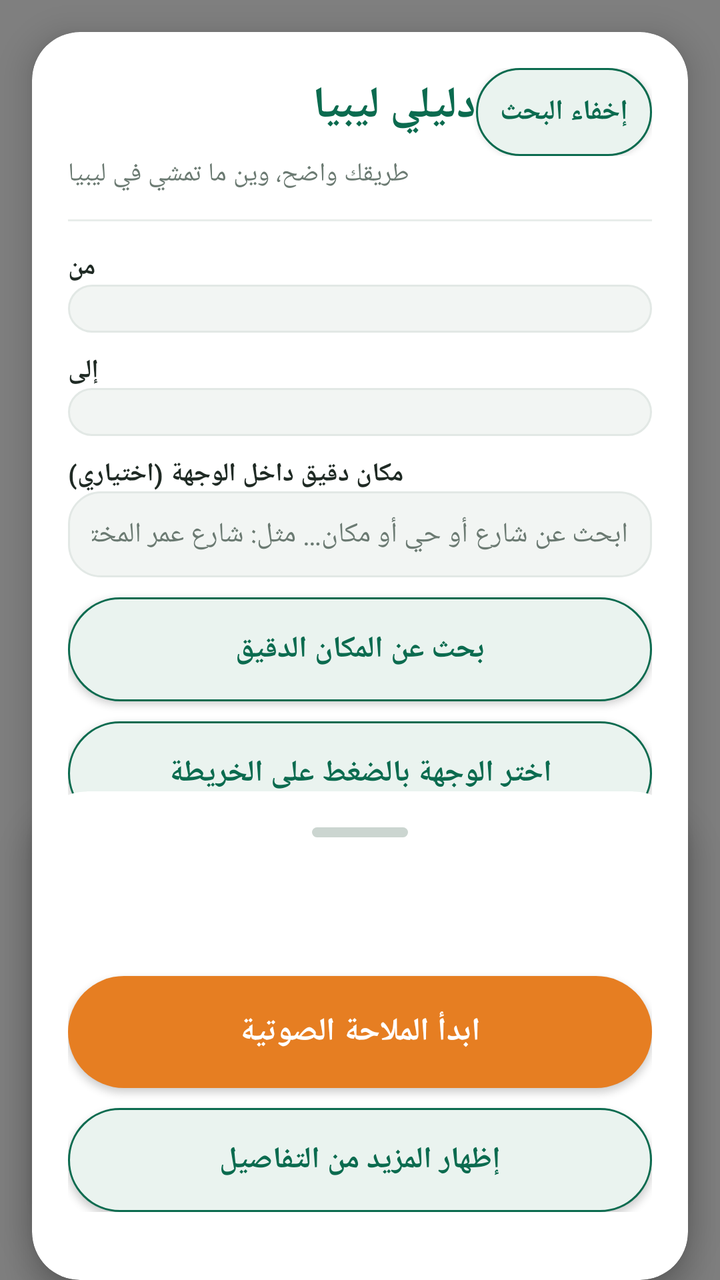
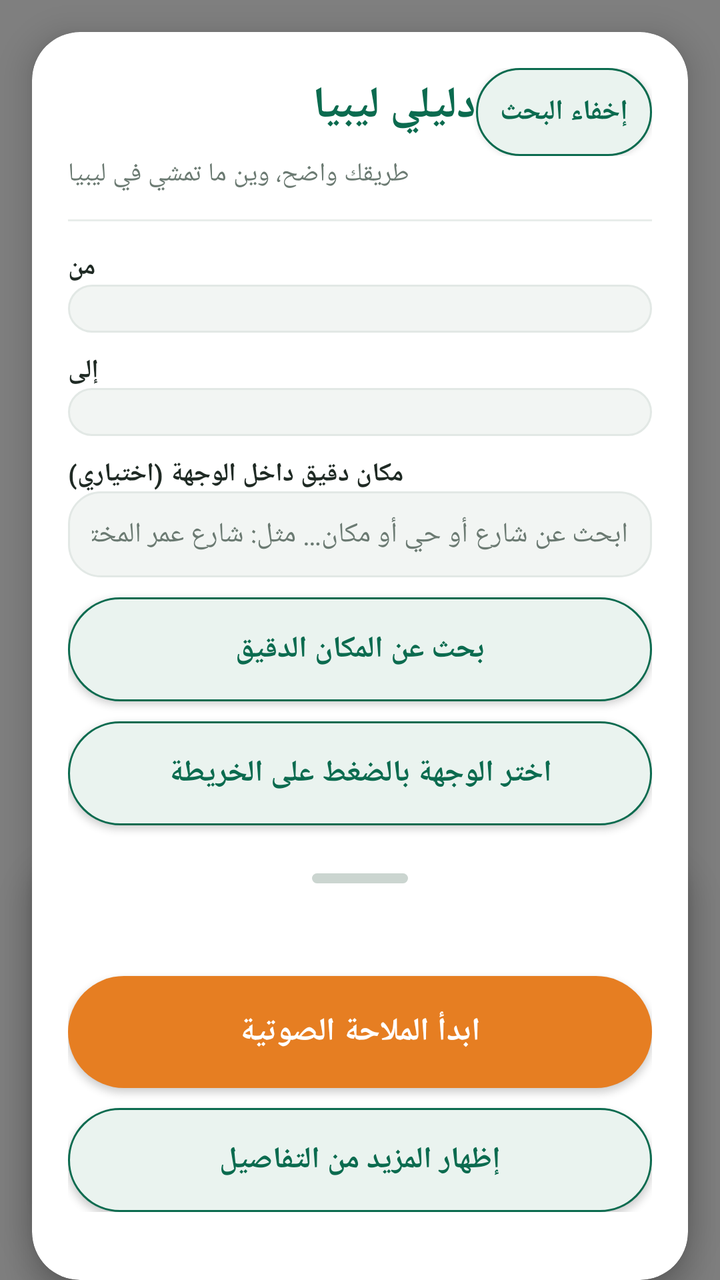

The first picture is an Android layout as it rendered before a commit; the second is the same layout after the commit. The layout source and the unified diff follow.
<!-- AndroidManifest.xml: application theme Theme.DaliliLibya -->
<!-- res/layout/activity_main.xml -->
<?xml version="1.0" encoding="utf-8"?>
<FrameLayout xmlns:android="http://schemas.android.com/apk/res/android"
    xmlns:app="http://schemas.android.com/apk/res-auto"
    android:layout_width="match_parent"
    android:layout_height="match_parent"
    android:background="#EAF0EC">

    
    <WebView
        android:id="@+id/webView"
        android:layout_width="match_parent"
        android:layout_height="match_parent" />

    
    <com.google.android.material.card.MaterialCardView
        android:id="@+id/topCard"
        android:layout_width="match_parent"
        android:layout_height="wrap_content"
        android:layout_gravity="top"
        android:layout_marginStart="16dp"
        android:layout_marginTop="16dp"
        android:layout_marginEnd="16dp"
        app:cardBackgroundColor="#FFFFFF"
        app:cardCornerRadius="24dp"
        app:cardElevation="10dp">

        <LinearLayout
            android:layout_width="match_parent"
            android:layout_height="wrap_content"
            android:orientation="vertical"
            android:padding="18dp">

            <LinearLayout
                android:layout_width="match_parent"
                android:layout_height="wrap_content"
                android:orientation="horizontal">

                <TextView
                    android:layout_width="0dp"
                    android:layout_height="wrap_content"
                    android:layout_weight="1"
                    android:text="@string/app_name"
                    android:textColor="#0B6B4F"
                    android:textSize="22sp"
                    android:textStyle="bold" />

                <androidx.appcompat.widget.AppCompatButton
                    android:id="@+id/buttonToggleSearch"
                    android:layout_width="wrap_content"
                    android:layout_height="44dp"
                    android:background="@drawable/btn_secondary_pill"
                    android:text="إخفاء البحث"
                    android:textColor="#0B6B4F"
                    android:textSize="14sp"
                    android:textStyle="bold" />

            </LinearLayout>

            <LinearLayout
                android:id="@+id/topDetails"
                android:layout_width="match_parent"
                android:layout_height="wrap_content"
                android:orientation="vertical">

            <TextView
                android:layout_width="wrap_content"
                android:layout_height="wrap_content"
                android:text="@string/slogan"
                android:textColor="#6B7A72"
                android:textSize="13sp" />

            <View
                android:layout_width="match_parent"
                android:layout_height="1dp"
                android:layout_marginTop="14dp"
                android:background="#E8EDEA" />

            <TextView
                android:layout_width="wrap_content"
                android:layout_height="wrap_content"
                android:layout_marginTop="14dp"
                android:text="@string/from_label"
                android:textColor="#1F2A24"
                android:textSize="13sp"
                android:textStyle="bold" />

            <Spinner
                android:id="@+id/spinnerFrom"
                android:layout_width="match_parent"
                android:layout_height="wrap_content"
                android:background="@drawable/input_pill"
                android:padding="12dp" />

            <TextView
                android:layout_width="wrap_content"
                android:layout_height="wrap_content"
                android:layout_marginTop="10dp"
                android:text="@string/to_label"
                android:textColor="#1F2A24"
                android:textSize="13sp"
                android:textStyle="bold" />

            <Spinner
                android:id="@+id/spinnerTo"
                android:layout_width="match_parent"
                android:layout_height="wrap_content"
                android:background="@drawable/input_pill"
                android:padding="12dp" />

            <TextView
                android:layout_width="wrap_content"
                android:layout_height="wrap_content"
                android:layout_marginTop="10dp"
                android:text="مكان دقيق داخل الوجهة (اختياري)"
                android:textColor="#1F2A24"
                android:textSize="13sp"
                android:textStyle="bold" />

            <EditText
                android:id="@+id/editDestinationSearch"
                android:layout_width="match_parent"
                android:layout_height="wrap_content"
                android:background="@drawable/input_pill"
                android:hint="ابحث عن شارع أو حي أو مكان… مثل: شارع عمر المختار، طرابلس"
                android:inputType="text"
                android:padding="12dp"
                android:textColor="#1F2A24"
                android:textColorHint="#6B7A72"
                android:textSize="14sp" />

            <androidx.appcompat.widget.AppCompatButton
                android:id="@+id/buttonSearchDestination"
                android:layout_width="match_parent"
                android:layout_height="52dp"
                android:layout_marginTop="10dp"
                android:background="@drawable/btn_secondary_pill"
                android:text="بحث عن المكان الدقيق"
                android:textColor="#0B6B4F"
                android:textSize="15sp"
                android:textStyle="bold" />

            <androidx.appcompat.widget.AppCompatButton
                android:id="@+id/buttonPickDestination"
                android:layout_width="match_parent"
                android:layout_height="52dp"
                android:layout_marginTop="10dp"
                android:background="@drawable/btn_secondary_pill"
                android:text="اختر الوجهة بالضغط على الخريطة"
                android:textColor="#0B6B4F"
                android:textSize="15sp"
                android:textStyle="bold" />

            <TextView
                android:layout_width="wrap_content"
                android:layout_height="wrap_content"
                android:layout_marginTop="12dp"
                android:text="وسيلة التنقل"
                android:textColor="#0B6B4F"
                android:textSize="13sp"
                android:textStyle="bold" />

            <LinearLayout
                android:layout_width="match_parent"
                android:layout_height="wrap_content"
                android:layout_marginTop="6dp"
                android:orientation="horizontal">

                <androidx.appcompat.widget.AppCompatButton
                    android:id="@+id/buttonModeCar"
                    android:layout_width="0dp"
                    android:layout_height="48dp"
                    android:layout_weight="1"
                    android:background="@drawable/btn_primary_pill"
                    android:text="سيارة"
                    android:textColor="#FFFFFF"
                    android:textSize="15sp"
                    android:textStyle="bold" />

                <androidx.appcompat.widget.AppCompatButton
                    android:id="@+id/buttonModeBike"
                    android:layout_width="0dp"
                    android:layout_height="48dp"
                    android:layout_marginStart="8dp"
                    android:layout_weight="1"
                    android:background="@drawable/btn_secondary_pill"
                    android:text="دراجة"
                    android:textColor="#0B6B4F"
                    android:textSize="15sp"
                    android:textStyle="bold" />

                <androidx.appcompat.widget.AppCompatButton
                    android:id="@+id/buttonModeFoot"
                    android:layout_width="0dp"
                    android:layout_height="48dp"
                    android:layout_marginStart="8dp"
                    android:layout_weight="1"
                    android:background="@drawable/btn_secondary_pill"
                    android:text="مشي"
                    android:textColor="#0B6B4F"
                    android:textSize="15sp"
                    android:textStyle="bold" />

            </LinearLayout>

            <LinearLayout
                android:layout_width="match_parent"
                android:layout_height="wrap_content"
                android:layout_marginTop="14dp"
                android:orientation="horizontal">

                <androidx.appcompat.widget.AppCompatButton
                    android:id="@+id/buttonFind"
                    android:layout_width="0dp"
                    android:layout_height="56dp"
                    android:layout_weight="1"
                    android:background="@drawable/btn_primary_pill"
                    android:text="@string/find_routes"
                    android:textColor="#FFFFFF"
                    android:textSize="16sp"
                    android:textStyle="bold" />

                <androidx.appcompat.widget.AppCompatButton
                    android:id="@+id/buttonSwap"
                    android:layout_width="wrap_content"
                    android:layout_height="56dp"
                    android:layout_marginStart="10dp"
                    android:background="@drawable/btn_secondary_pill"
                    android:text="تبديل"
                    android:textColor="#0B6B4F"
                    android:textSize="15sp"
                    android:textStyle="bold" />

            </LinearLayout>

            <androidx.appcompat.widget.AppCompatButton
                android:id="@+id/buttonLocation"
                android:layout_width="match_parent"
                android:layout_height="52dp"
                android:layout_marginTop="10dp"
                android:background="@drawable/btn_secondary_pill"
                android:text="@string/my_location"
                android:textColor="#0B6B4F"
                android:textSize="15sp"
                android:textStyle="bold" />

            </LinearLayout>
        </LinearLayout>
    </com.google.android.material.card.MaterialCardView>

    
    <com.google.android.material.card.MaterialCardView
        android:id="@+id/bottomCard"
        android:layout_width="match_parent"
        android:layout_height="wrap_content"
        android:layout_gravity="bottom"
        android:layout_marginStart="16dp"
        android:layout_marginEnd="16dp"
        android:layout_marginBottom="16dp"
        app:cardBackgroundColor="#FFFFFF"
        app:cardCornerRadius="28dp"
        app:cardElevation="10dp">

        <LinearLayout
            android:layout_width="match_parent"
            android:layout_height="wrap_content"
            android:orientation="vertical"
            android:padding="18dp">

            <View
                android:layout_width="48dp"
                android:layout_height="5dp"
                android:layout_gravity="center_horizontal"
                android:layout_marginBottom="12dp"
                android:background="@drawable/handle" />

            <TextView
                android:id="@+id/textStatus"
                android:layout_width="match_parent"
                android:layout_height="wrap_content"
                android:textColor="#0B6B4F"
                android:textSize="15sp"
                android:textStyle="bold" />

            <TextView
                android:id="@+id/textRoutes"
                android:layout_width="match_parent"
                android:layout_height="wrap_content"
                android:textColor="#1F2A24"
                android:textSize="14sp"
                android:paddingTop="4dp" />

            <androidx.appcompat.widget.AppCompatButton
                android:id="@+id/buttonVoice"
                android:layout_width="match_parent"
                android:layout_height="56dp"
                android:layout_marginTop="14dp"
                android:background="@drawable/btn_accent_pill"
                android:text="@string/voice_nav"
                android:textColor="#FFFFFF"
                android:textSize="16sp"
                android:textStyle="bold" />

            <androidx.appcompat.widget.AppCompatButton
                android:id="@+id/buttonToggleDetails"
                android:layout_width="match_parent"
                android:layout_height="52dp"
                android:layout_marginTop="10dp"
                android:background="@drawable/btn_secondary_pill"
                android:text="إظهار المزيد من التفاصيل"
                android:textColor="#0B6B4F"
                android:textSize="15sp"
                android:textStyle="bold" />

            <ScrollView
                android:id="@+id/scrollDetails"
                android:layout_width="match_parent"
                android:layout_height="160dp"
                android:layout_marginTop="10dp"
                android:visibility="gone">

                <LinearLayout
                    android:layout_width="match_parent"
                    android:layout_height="wrap_content"
                    android:orientation="vertical">

                    <androidx.appcompat.widget.AppCompatButton
                        android:id="@+id/buttonNextRoute"
                        android:layout_width="match_parent"
                        android:layout_height="52dp"
                        android:background="@drawable/btn_secondary_pill"
                        android:text="عرض المسار التالي على الخريطة"
                        android:textColor="#0B6B4F"
                        android:textSize="15sp"
                        android:textStyle="bold" />

                    <androidx.appcompat.widget.AppCompatButton
                        android:id="@+id/button3d"
                        android:layout_width="match_parent"
                        android:layout_height="52dp"
                        android:layout_marginTop="10dp"
                        android:background="@drawable/btn_secondary_pill"
                        android:text="@string/toggle_3d"
                        android:textColor="#0B6B4F"
                        android:textSize="15sp"
                        android:textStyle="bold" />

                    <androidx.appcompat.widget.AppCompatButton
                        android:id="@+id/buttonSatellite"
                        android:layout_width="match_parent"
                        android:layout_height="52dp"
                        android:layout_marginTop="10dp"
                        android:background="@drawable/btn_secondary_pill"
                        android:text="خريطة القمر الصناعي"
                        android:textColor="#0B6B4F"
                        android:textSize="15sp"
                        android:textStyle="bold" />

                    <androidx.appcompat.widget.AppCompatButton
                        android:id="@+id/buttonDarkMap"
                        android:layout_width="match_parent"
                        android:layout_height="52dp"
                        android:layout_marginTop="10dp"
                        android:background="@drawable/btn_secondary_pill"
                        android:text="خريطة داكنة"
                        android:textColor="#0B6B4F"
                        android:textSize="15sp"
                        android:textStyle="bold" />

                    <androidx.appcompat.widget.AppCompatButton
                        android:id="@+id/buttonTopoMap"
                        android:layout_width="match_parent"
                        android:layout_height="52dp"
                        android:layout_marginTop="10dp"
                        android:background="@drawable/btn_secondary_pill"
                        android:text="خريطة التضاريس"
                        android:textColor="#0B6B4F"
                        android:textSize="15sp"
                        android:textStyle="bold" />

                    <androidx.appcompat.widget.AppCompatButton
                        android:id="@+id/buttonShowRoute"
                        android:layout_width="match_parent"
                        android:layout_height="52dp"
                        android:layout_marginTop="10dp"
                        android:background="@drawable/btn_secondary_pill"
                        android:text="عرض المسار كاملًا على الخريطة"
                        android:textColor="#0B6B4F"
                        android:textSize="15sp"
                        android:textStyle="bold" />

                    <androidx.appcompat.widget.AppCompatButton
                        android:id="@+id/buttonReloadMap"
                        android:layout_width="match_parent"
                        android:layout_height="52dp"
                        android:layout_marginTop="10dp"
                        android:background="@drawable/btn_secondary_pill"
                        android:text="إعادة تحميل الخريطة"
                        android:textColor="#0B6B4F"
                        android:textSize="15sp"
                        android:textStyle="bold" />

                    <TextView
                        android:layout_width="match_parent"
                        android:layout_height="wrap_content"
                        android:layout_marginTop="16dp"
                        android:text="استهلاك الوقود (لتر / 100 كم)"
                        android:textColor="#0B6B4F"
                        android:textSize="13sp"
                        android:textStyle="bold" />

                    <EditText
                        android:id="@+id/editConsumption"
                        android:layout_width="match_parent"
                        android:layout_height="wrap_content"
                        android:background="@drawable/input_pill"
                        android:inputType="numberDecimal"
                        android:padding="12dp"
                        android:text="8" />

                    <TextView
                        android:layout_width="match_parent"
                        android:layout_height="wrap_content"
                        android:layout_marginTop="10dp"
                        android:text="سعر اللتر التقديري (دينار)"
                        android:textColor="#0B6B4F"
                        android:textSize="13sp"
                        android:textStyle="bold" />

                    <EditText
                        android:id="@+id/editFuelPrice"
                        android:layout_width="match_parent"
                        android:layout_height="wrap_content"
                        android:background="@drawable/input_pill"
                        android:inputType="numberDecimal"
                        android:padding="12dp"
                        android:text="0.15" />

                    <TextView
                        android:layout_width="match_parent"
                        android:layout_height="wrap_content"
                        android:text="@string/fuel_note"
                        android:textColor="#6B7A72"
                        android:textSize="12sp" />

                    <androidx.appcompat.widget.AppCompatButton
                        android:id="@+id/buttonFuel"
                        android:layout_width="match_parent"
                        android:layout_height="52dp"
                        android:layout_marginTop="10dp"
                        android:background="@drawable/btn_secondary_pill"
                        android:text="محطات وقود على طول المسار"
                        android:textColor="#0B6B4F"
                        android:textSize="15sp"
                        android:textStyle="bold" />

                    <TextView
                        android:id="@+id/textFuel"
                        android:layout_width="match_parent"
                        android:layout_height="wrap_content"
                        android:textColor="#1F2A24"
                        android:textSize="13sp"
                        android:paddingTop="8dp" />

                    <TextView
                        android:layout_width="match_parent"
                        android:layout_height="wrap_content"
                        android:text="@string/time_preview"
                        android:textColor="#0B6B4F"
                        android:layout_marginTop="16dp"
                        android:textSize="13sp"
                        android:textStyle="bold" />

                    <SeekBar
                        android:id="@+id/seekPreview"
                        android:layout_width="match_parent"
                        android:layout_height="wrap_content"
                        android:max="100" />

                    <androidx.appcompat.widget.AppCompatButton
                        android:id="@+id/buttonPreviewAnim"
                        android:layout_width="match_parent"
                        android:layout_height="52dp"
                        android:background="@drawable/btn_secondary_pill"
                        android:text="تشغيل معاينة الرحلة المتحركة"
                        android:textColor="#0B6B4F"
                        android:textSize="15sp"
                        android:textStyle="bold" />

                    <TextView
                        android:layout_width="match_parent"
                        android:layout_height="wrap_content"
                        android:text="@string/report_label"
                        android:textColor="#0B6B4F"
                        android:layout_marginTop="16dp"
                        android:textSize="13sp"
                        android:textStyle="bold" />

                    <Spinner
                        android:id="@+id/spinnerReportType"
                        android:layout_width="match_parent"
                        android:layout_height="wrap_content"
                        android:background="@drawable/input_pill"
                        android:padding="12dp" />

                    <androidx.appcompat.widget.AppCompatButton
                        android:id="@+id/buttonReport"
                        android:layout_width="match_parent"
                        android:layout_height="52dp"
                        android:layout_marginTop="10dp"
                        android:background="@drawable/btn_secondary_pill"
                        android:text="@string/add_report"
                        android:textColor="#0B6B4F"
                        android:textSize="15sp"
                        android:textStyle="bold" />

                    <TextView
                        android:id="@+id/textReports"
                        android:layout_width="match_parent"
                        android:layout_height="wrap_content"
                        android:textColor="#1F2A24"
                        android:textSize="13sp"
                        android:paddingTop="8dp" />

                    <TextView
                        android:layout_width="match_parent"
                        android:layout_height="wrap_content"
                        android:text="@string/traffic_warning"
                        android:textColor="#6B7A72"
                        android:textSize="11sp"
                        android:paddingTop="14dp" />

                    <TextView
                        android:layout_width="match_parent"
                        android:layout_height="wrap_content"
                        android:text="@string/safety_note"
                        android:textColor="#6B7A72"
                        android:textSize="11sp"
                        android:paddingBottom="8dp" />

                </LinearLayout>
            </ScrollView>
        </LinearLayout>
    </com.google.android.material.card.MaterialCardView>
    
    <com.google.android.material.card.MaterialCardView
        android:id="@+id/navBar"
        android:layout_width="match_parent"
        android:layout_height="wrap_content"
        android:layout_gravity="top"
        android:layout_marginStart="16dp"
        android:layout_marginTop="16dp"
        android:layout_marginEnd="16dp"
        android:visibility="gone"
        app:cardBackgroundColor="#0B6B4F"
        app:cardCornerRadius="20dp"
        app:cardElevation="10dp">

        <LinearLayout
            android:layout_width="match_parent"
            android:layout_height="wrap_content"
            android:orientation="vertical"
            android:padding="16dp">

            <LinearLayout
                android:layout_width="match_parent"
                android:layout_height="wrap_content"
                android:gravity="center_vertical"
                android:orientation="horizontal">

                <TextView
                    android:id="@+id/textNavStep"
                    android:layout_width="0dp"
                    android:layout_height="wrap_content"
                    android:layout_weight="1"
                    android:text="ابدأ الرحلة"
                    android:textColor="#FFFFFF"
                    android:textSize="20sp"
                    android:textStyle="bold" />

                <androidx.appcompat.widget.AppCompatButton
                    android:id="@+id/buttonNavStop"
                    android:layout_width="wrap_content"
                    android:layout_height="48dp"
                    android:background="@android:color/transparent"
                    android:text="إيقاف"
                    android:textColor="#FFFFFF"
                    android:textSize="16sp" />
            </LinearLayout>

            <TextView
                android:id="@+id/textNavNext"
                android:layout_width="match_parent"
                android:layout_height="wrap_content"
                android:layout_marginTop="6dp"
                android:textColor="#FFFFFF"
                android:textSize="15sp"
                android:visibility="gone" />

            <TextView
                android:id="@+id/textNavEta"
                android:layout_width="match_parent"
                android:layout_height="wrap_content"
                android:layout_marginTop="6dp"
                android:textColor="#D5E8DF"
                android:textSize="15sp" />
        </LinearLayout>
    </com.google.android.material.card.MaterialCardView>

    
    <androidx.appcompat.widget.AppCompatButton
        android:id="@+id/buttonRecenter"
        android:layout_width="wrap_content"
        android:layout_height="52dp"
        android:layout_gravity="bottom|end"
        android:layout_marginEnd="16dp"
        android:layout_marginBottom="32dp"
        android:background="@drawable/btn_primary_pill"
        android:text="إعادة التوسيط"
        android:textColor="#FFFFFF"
        android:textSize="16sp"
        android:visibility="gone" />

    
    <com.google.android.material.card.MaterialCardView
        android:id="@+id/tapCard"
        android:layout_width="match_parent"
        android:layout_height="wrap_content"
        android:layout_gravity="bottom"
        android:layout_marginStart="16dp"
        android:layout_marginEnd="16dp"
        android:layout_marginBottom="16dp"
        android:visibility="gone"
        app:cardBackgroundColor="#FFFFFF"
        app:cardCornerRadius="28dp"
        app:cardElevation="10dp">

        <LinearLayout
            android:layout_width="match_parent"
            android:layout_height="wrap_content"
            android:orientation="vertical"
            android:padding="18dp">

            <TextView
                android:id="@+id/textTapPoint"
                android:layout_width="match_parent"
                android:layout_height="wrap_content"
                android:textColor="#0B6B4F"
                android:textSize="15sp"
                android:textStyle="bold" />

            <androidx.appcompat.widget.AppCompatButton
                android:id="@+id/buttonUseTapDestination"
                android:layout_width="match_parent"
                android:layout_height="52dp"
                android:layout_marginTop="12dp"
                android:background="@drawable/btn_accent_pill"
                android:text="اجعلها وجهتي"
                android:textColor="#FFFFFF"
                android:textSize="15sp"
                android:textStyle="bold" />

            <androidx.appcompat.widget.AppCompatButton
                android:id="@+id/buttonCloseTap"
                android:layout_width="match_parent"
                android:layout_height="52dp"
                android:layout_marginTop="10dp"
                android:background="@drawable/btn_secondary_pill"
                android:text="إغلاق"
                android:textColor="#0B6B4F"
                android:textSize="15sp"
                android:textStyle="bold" />
        </LinearLayout>
    </com.google.android.material.card.MaterialCardView>
</FrameLayout>
<!-- resources referenced by this layout -->
<resources>
  <!-- drawable btn_accent_pill (drawable) -->
  <?xml version="1.0" encoding="utf-8"?>
  <shape xmlns:android="http://schemas.android.com/apk/res/android">
      <solid android:color="#E67E22" />
      <corners android:radius="28dp" />
  </shape>
  <!-- drawable btn_primary_pill (drawable) -->
  <?xml version="1.0" encoding="utf-8"?>
  <shape xmlns:android="http://schemas.android.com/apk/res/android">
      <solid android:color="#0B6B4F" />
      <corners android:radius="28dp" />
  </shape>
  <!-- drawable btn_secondary_pill (drawable) -->
  <?xml version="1.0" encoding="utf-8"?>
  <shape xmlns:android="http://schemas.android.com/apk/res/android">
      <solid android:color="#EAF3EF" />
      <corners android:radius="28dp" />
      <stroke android:width="1dp" android:color="#0B6B4F" />
  </shape>
  <!-- drawable handle (drawable) -->
  <?xml version="1.0" encoding="utf-8"?>
  <shape xmlns:android="http://schemas.android.com/apk/res/android">
      <solid android:color="#CBD5D0" />
      <corners android:radius="3dp" />
  </shape>
  <!-- drawable input_pill (drawable) -->
  <?xml version="1.0" encoding="utf-8"?>
  <shape xmlns:android="http://schemas.android.com/apk/res/android">
      <solid android:color="#F2F5F3" />
      <corners android:radius="16dp" />
      <stroke android:width="1dp" android:color="#E2E8E5" />
  </shape>
  <string name="add_report">أضف بلاغًا عند منتصف المسار</string>
  <string name="app_name">دليلي ليبيا</string>
  <string name="find_routes">ابحث عن المسارات</string>
  <string name="from_label">من</string>
  <string name="fuel_note">تقدير الوقود قابل للتعديل، وليس سعرًا رسميًا</string>
  <string name="my_location">موقعي الحالي كنقطة انطلاق</string>
  <string name="report_label">بلاغ طريق</string>
  <string name="safety_note">درجة الأمان تقدير من نوع الطريق وبلاغات المستخدمين، وليست تصنيفًا رسميًا للسلامة.</string>
  <string name="slogan">طريقك واضح، وين ما تمشي في ليبيا</string>
  <string name="time_preview">معاينة المسار المتحركة (حرّك المؤشر أو اضغط زر التشغيل لتحريك الدبوس على طول المسار تلقائيًا خلال 30 ثانية)</string>
  <string name="to_label">إلى</string>
  <string name="toggle_3d">عرض ثلاثي الأبعاد</string>
  <string name="traffic_warning">تنبيه: لا توجد بيانات زحام مباشرة موثوقة لكل الطرق الليبية. البلاغات المعروضة بلاغات مستخدمين مع وقت آخر تحديث، وليست تأكيدًا رسميًا.</string>
  <string name="voice_nav">ابدأ الملاحة الصوتية</string>
  <style name="Theme.DaliliLibya" parent="Theme.MaterialComponents.Light.NoActionBar">
          <item name="colorPrimary">#0B6B4F</item>
          <item name="colorPrimaryDark">#084F3A</item>
          <item name="colorAccent">#E67E22</item>
          <item name="android:statusBarColor">#084F3A</item>
          <item name="android:navigationBarColor">#FFFFFF</item>
          <item name="android:windowLightNavigationBar">true</item>
      </style>
</resources>

<!-- the commit's change to res/layout/activity_main.xml (unified diff, before → after) -->
@@ -281,14 +281,6 @@
                 android:textSize="15sp"
                 android:textStyle="bold" />
 
-            <TextView
-                android:id="@+id/textRoutes"
-                android:layout_width="match_parent"
-                android:layout_height="wrap_content"
-                android:textColor="#1F2A24"
-                android:textSize="14sp"
-                android:paddingTop="4dp" />
-
             <androidx.appcompat.widget.AppCompatButton
                 android:id="@+id/buttonVoice"
                 android:layout_width="match_parent"
@@ -322,6 +314,14 @@
                     android:layout_width="match_parent"
                     android:layout_height="wrap_content"
                     android:orientation="vertical">
+
+                    
+                    <TextView
+                        android:id="@+id/textRoutes"
+                        android:layout_width="match_parent"
+                        android:layout_height="wrap_content"
+                        android:textColor="#1F2A24"
+                        android:textSize="14sp" />
 
                     <androidx.appcompat.widget.AppCompatButton
                         android:id="@+id/buttonNextRoute"
